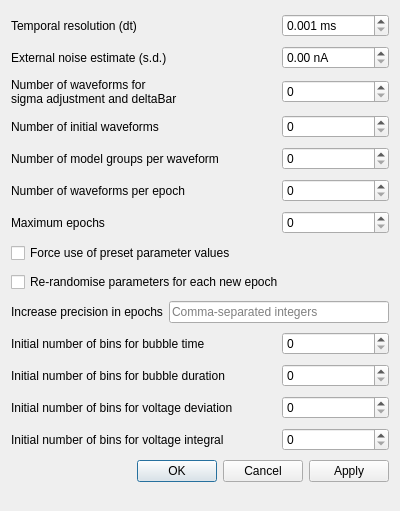
The window that src/gui/wavegendatadialog.ui (CompEphys-team/rtdo) describes before a commit, drawn with Qt 5.
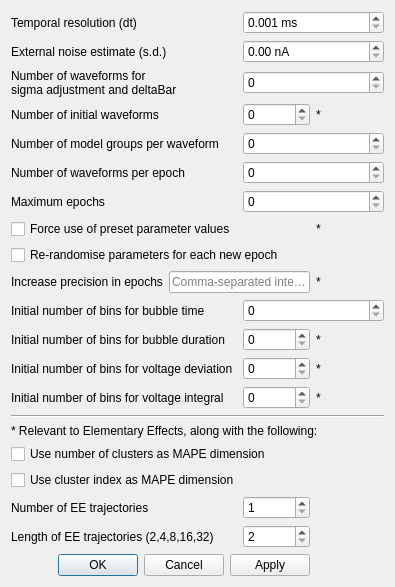
The same window after the commit.

```diff
--- a/src/gui/wavegendatadialog.ui
+++ b/src/gui/wavegendatadialog.ui
@@ -6,26 +6,18 @@
    <rect>
     <x>0</x>
     <y>0</y>
-    <width>400</width>
-    <height>511</height>
+    <width>395</width>
+    <height>583</height>
    </rect>
   </property>
   <property name="windowTitle">
    <string>Wavegen settings</string>
   </property>
   <layout class="QGridLayout" name="gridLayout">
-   <item row="2" column="0" colspan="2">
-    <widget class="QLabel" name="label">
-     <property name="text">
-      <string>Number of waveforms for
-sigma adjustment and deltaBar</string>
-     </property>
-    </widget>
-   </item>
-   <item row="2" column="2">
-    <widget class="QSpinBox" name="numSigmaAdjustWaveforms">
-     <property name="maximum">
-      <number>10000000</number>
+   <item row="9" column="1" colspan="2">
+    <widget class="QLineEdit" name="precisionIncreaseEpochs">
+     <property name="placeholderText">
+      <string>Comma-separated integers</string>
      </property>
     </widget>
    </item>
@@ -36,41 +28,69 @@
      </property>
     </widget>
    </item>
-   <item row="3" column="2">
-    <widget class="QSpinBox" name="nInitialWaves">
-     <property name="maximum">
-      <number>10000000</number>
+   <item row="7" column="3">
+    <widget class="QLabel" name="label_19">
+     <property name="text">
+      <string>*</string>
      </property>
     </widget>
    </item>
-   <item row="4" column="0" colspan="2">
-    <widget class="QLabel" name="label_3">
+   <item row="11" column="0" colspan="2">
+    <widget class="QLabel" name="label_8">
      <property name="text">
-      <string>Number of model groups per waveform</string>
+      <string>Initial number of bins for bubble duration</string>
      </property>
     </widget>
    </item>
-   <item row="4" column="2">
-    <widget class="QSpinBox" name="nGroupsPerWave">
-     <property name="maximum">
-      <number>10000000</number>
+   <item row="18" column="0" colspan="2">
+    <widget class="QLabel" name="label_21">
+     <property name="text">
+      <string>Number of EE trajectories</string>
      </property>
     </widget>
    </item>
-   <item row="5" column="0" colspan="2">
-    <widget class="QLabel" name="label_4">
-     <property name="text">
-      <string>Number of waveforms per epoch</string>
+   <item row="10" column="2" colspan="2">
+    <widget class="QSpinBox" name="nBinsBubbleTime">
+     <property name="maximum">
+      <number>10000000</number>
      </property>
     </widget>
    </item>
-   <item row="5" column="2">
+   <item row="5" column="2" colspan="2">
     <widget class="QSpinBox" name="nWavesPerEpoch">
      <property name="maximum">
       <number>10000000</number>
      </property>
     </widget>
    </item>
+   <item row="3" column="3">
+    <widget class="QLabel" name="label_15">
+     <property name="text">
+      <string>*</string>
+     </property>
+    </widget>
+   </item>
+   <item row="13" column="3">
+    <widget class="QLabel" name="label_18">
+     <property name="text">
+      <string>*</string>
+     </property>
+    </widget>
+   </item>
+   <item row="8" column="0" colspan="4">
+    <widget class="QCheckBox" name="rerandomiseParameters">
+     <property name="text">
+      <string>Re-randomise parameters for each new epoch</string>
+     </property>
+    </widget>
+   </item>
+   <item row="11" column="3">
+    <widget class="QLabel" name="label_16">
+     <property name="text">
+      <string>*</string>
+     </property>
+    </widget>
+   </item>
    <item row="6" column="0">
     <widget class="QLabel" name="label_6">
      <property name="text">
@@ -78,38 +98,26 @@
      </property>
     </widget>
    </item>
-   <item row="6" column="2">
-    <widget class="QSpinBox" name="maxIterations">
-     <property name="maximum">
-      <number>10000000</number>
+   <item row="0" column="2" colspan="2">
+    <widget class="QDoubleSpinBox" name="dt">
+     <property name="suffix">
+      <string> ms</string>
      </property>
-    </widget>
-   </item>
-   <item row="7" column="0" colspan="3">
-    <widget class="QCheckBox" name="useBaseParameters">
-     <property name="text">
-      <string>Force use of preset parameter values</string>
+     <property name="decimals">
+      <number>3</number>
      </property>
-    </widget>
-   </item>
-   <item row="9" column="1" colspan="2">
-    <widget class="QLineEdit" name="precisionIncreaseEpochs">
-     <property name="placeholderText">
-      <string>Comma-separated integers</string>
+     <property name="minimum">
+      <double>0.001000000000000</double>
      </property>
-    </widget>
-   </item>
-   <item row="8" column="0" colspan="3">
-    <widget class="QCheckBox" name="rerandomiseParameters">
-     <property name="text">
-      <string>Re-randomise parameters for each new epoch</string>
+     <property name="singleStep">
+      <double>0.010000000000000</double>
      </property>
     </widget>
    </item>
-   <item row="9" column="0">
-    <widget class="QLabel" name="label_5">
+   <item row="12" column="3">
+    <widget class="QLabel" name="label_17">
      <property name="text">
-      <string>Increase precision in epochs</string>
+      <string>*</string>
      </property>
     </widget>
    </item>
@@ -120,34 +128,34 @@
      </property>
     </widget>
    </item>
-   <item row="10" column="2">
-    <widget class="QSpinBox" name="nBinsBubbleTime">
+   <item row="17" column="0" colspan="3">
+    <widget class="QCheckBox" name="mape_clusterIndex">
+     <property name="text">
+      <string>Use cluster index as MAPE dimension</string>
+     </property>
+    </widget>
+   </item>
+   <item row="4" column="2" colspan="2">
+    <widget class="QSpinBox" name="nGroupsPerWave">
      <property name="maximum">
       <number>10000000</number>
      </property>
     </widget>
    </item>
-   <item row="11" column="0" colspan="2">
-    <widget class="QLabel" name="label_8">
+   <item row="9" column="0">
+    <widget class="QLabel" name="label_5">
      <property name="text">
-      <string>Initial number of bins for bubble duration</string>
+      <string>Increase precision in epochs</string>
      </property>
     </widget>
    </item>
-   <item row="11" column="2">
-    <widget class="QSpinBox" name="nBinsBubbleDuration">
+   <item row="13" column="2">
+    <widget class="QSpinBox" name="nBinsVoltageIntegral">
      <property name="maximum">
       <number>10000000</number>
      </property>
     </widget>
    </item>
-   <item row="12" column="0" colspan="2">
-    <widget class="QLabel" name="label_9">
-     <property name="text">
-      <string>Initial number of bins for voltage deviation</string>
-     </property>
-    </widget>
-   </item>
    <item row="12" column="2">
     <widget class="QSpinBox" name="nBinsVoltageDeviation">
      <property name="maximum">
@@ -162,20 +170,31 @@
      </property>
     </widget>
    </item>
-   <item row="13" column="2">
-    <widget class="QSpinBox" name="nBinsVoltageIntegral">
-     <property name="maximum">
-      <number>10000000</number>
+   <item row="7" column="0" colspan="3">
+    <widget class="QCheckBox" name="useBaseParameters">
+     <property name="text">
+      <string>Force use of preset parameter values</string>
      </property>
     </widget>
    </item>
-   <item row="14" column="0" colspan="3">
-    <widget class="QDialogButtonBox" name="buttonBox">
+   <item row="9" column="3">
+    <widget class="QLabel" name="label_13">
+     <property name="text">
+      <string>*</string>
+     </property>
+    </widget>
+   </item>
+   <item row="14" column="0" colspan="4">
+    <widget class="Line" name="line">
      <property name="orientation">
       <enum>Qt::Horizontal</enum>
      </property>
-     <property name="standardButtons">
-      <set>QDialogButtonBox::Apply|QDialogButtonBox::Cancel|QDialogButtonBox::Ok</set>
+    </widget>
+   </item>
+   <item row="3" column="2">
+    <widget class="QSpinBox" name="nInitialWaves">
+     <property name="maximum">
+      <number>10000000</number>
      </property>
     </widget>
    </item>
@@ -186,26 +205,10 @@
      </property>
     </widget>
    </item>
-   <item row="0" column="2">
-    <widget class="QDoubleSpinBox" name="dt">
-     <property name="suffix">
-      <string> ms</string>
-     </property>
-     <property name="decimals">
-      <number>3</number>
-     </property>
-     <property name="minimum">
-      <double>0.001000000000000</double>
-     </property>
-     <property name="singleStep">
-      <double>0.010000000000000</double>
-     </property>
-    </widget>
-   </item>
-   <item row="1" column="2">
-    <widget class="QDoubleSpinBox" name="noise_sd">
-     <property name="suffix">
-      <string> nA</string>
+   <item row="16" column="0" colspan="3">
+    <widget class="QCheckBox" name="mape_nClusters">
+     <property name="text">
+      <string>Use number of clusters as MAPE dimension</string>
      </property>
     </widget>
    </item>
@@ -216,6 +219,104 @@
      </property>
     </widget>
    </item>
+   <item row="20" column="0" colspan="3">
+    <widget class="QDialogButtonBox" name="buttonBox">
+     <property name="orientation">
+      <enum>Qt::Horizontal</enum>
+     </property>
+     <property name="standardButtons">
+      <set>QDialogButtonBox::Apply|QDialogButtonBox::Cancel|QDialogButtonBox::Ok</set>
+     </property>
+    </widget>
+   </item>
+   <item row="11" column="2">
+    <widget class="QSpinBox" name="nBinsBubbleDuration">
+     <property name="maximum">
+      <number>10000000</number>
+     </property>
+    </widget>
+   </item>
+   <item row="5" column="0" colspan="2">
+    <widget class="QLabel" name="label_4">
+     <property name="text">
+      <string>Number of waveforms per epoch</string>
+     </property>
+    </widget>
+   </item>
+   <item row="19" column="0" colspan="2">
+    <widget class="QLabel" name="label_22">
+     <property name="text">
+      <string>Length of EE trajectories (2,4,8,16,32)</string>
+     </property>
+    </widget>
+   </item>
+   <item row="18" column="2">
+    <widget class="QSpinBox" name="nTrajectories">
+     <property name="minimum">
+      <number>1</number>
+     </property>
+    </widget>
+   </item>
+   <item row="12" column="0" colspan="2">
+    <widget class="QLabel" name="label_9">
+     <property name="text">
+      <string>Initial number of bins for voltage deviation</string>
+     </property>
+    </widget>
+   </item>
+   <item row="2" column="2" colspan="2">
+    <widget class="QSpinBox" name="numSigmaAdjustWaveforms">
+     <property name="maximum">
+      <number>10000000</number>
+     </property>
+    </widget>
+   </item>
+   <item row="19" column="2">
+    <widget class="QSpinBox" name="trajectoryLength">
+     <property name="minimum">
+      <number>2</number>
+     </property>
+     <property name="maximum">
+      <number>32</number>
+     </property>
+    </widget>
+   </item>
+   <item row="4" column="0" colspan="2">
+    <widget class="QLabel" name="label_3">
+     <property name="text">
+      <string>Number of model groups per waveform</string>
+     </property>
+    </widget>
+   </item>
+   <item row="2" column="0" colspan="2">
+    <widget class="QLabel" name="label">
+     <property name="text">
+      <string>Number of waveforms for
+sigma adjustment and deltaBar</string>
+     </property>
+    </widget>
+   </item>
+   <item row="6" column="2" colspan="2">
+    <widget class="QSpinBox" name="maxIterations">
+     <property name="maximum">
+      <number>10000000</number>
+     </property>
+    </widget>
+   </item>
+   <item row="1" column="2" colspan="2">
+    <widget class="QDoubleSpinBox" name="noise_sd">
+     <property name="suffix">
+      <string> nA</string>
+     </property>
+    </widget>
+   </item>
+   <item row="15" column="0" colspan="4">
+    <widget class="QLabel" name="label_20">
+     <property name="text">
+      <string>* Relevant to Elementary Effects, along with the following:</string>
+     </property>
+    </widget>
+   </item>
   </layout>
  </widget>
  <resources/>
```
